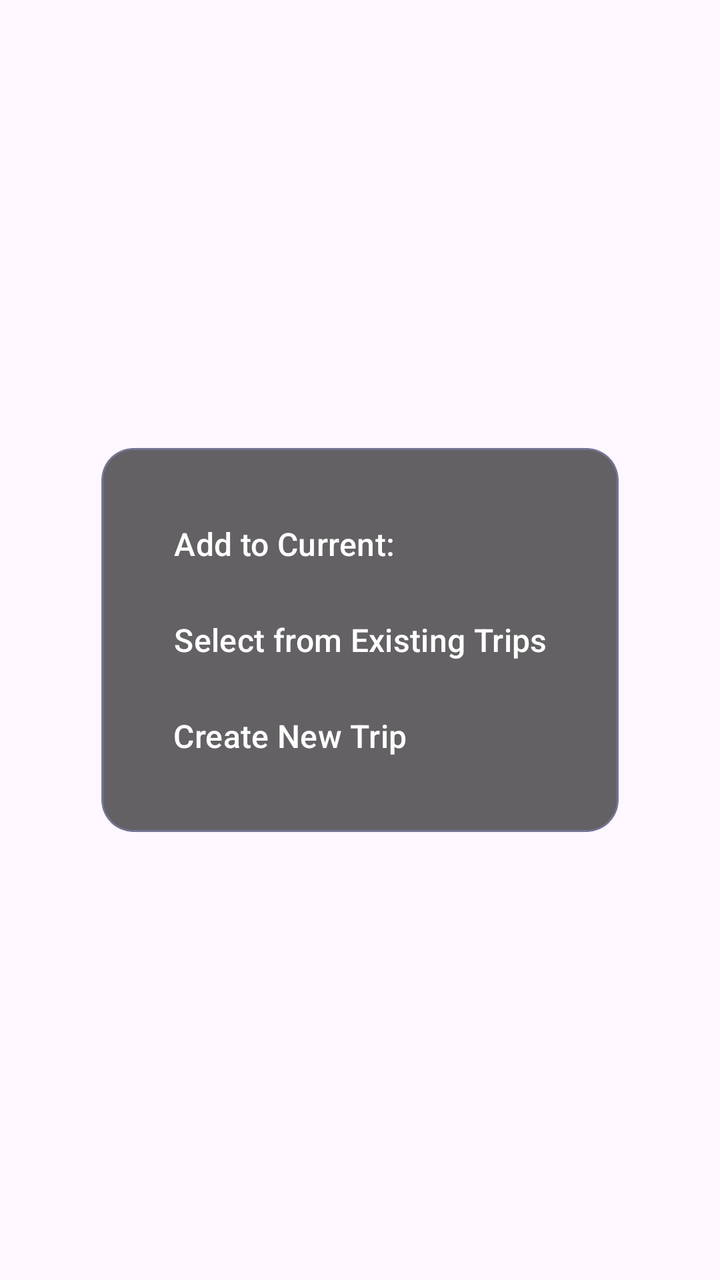
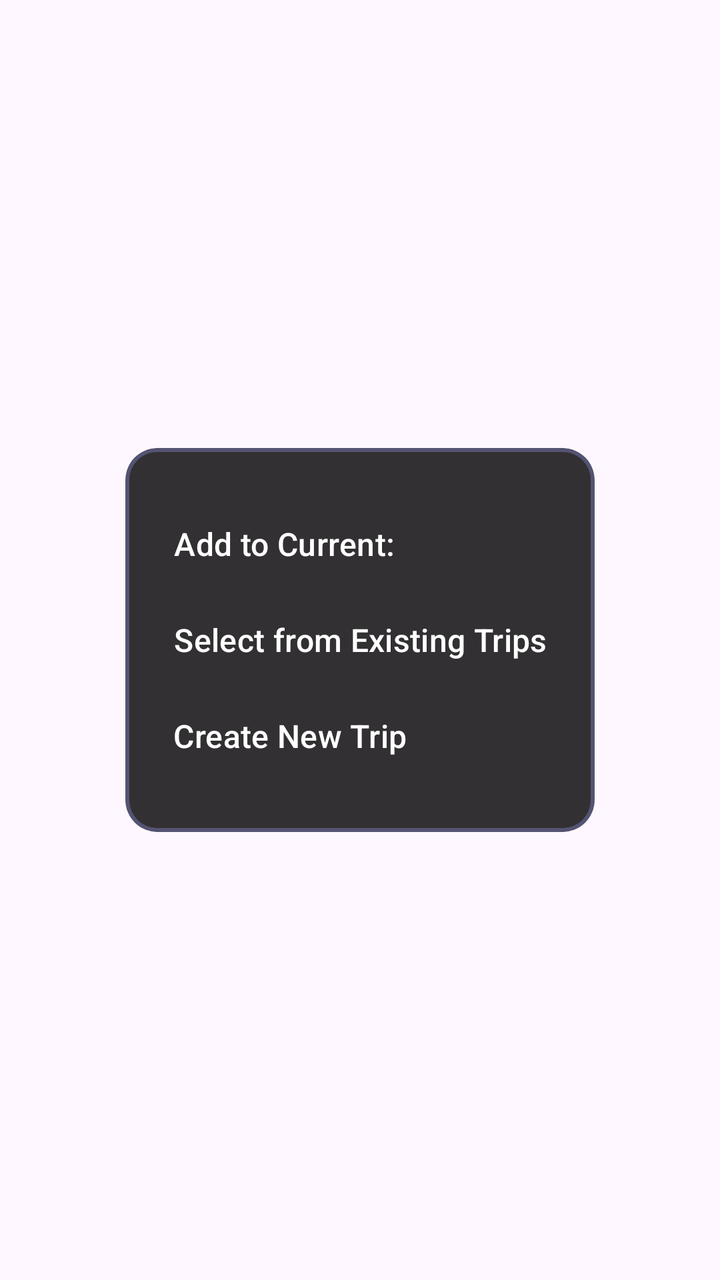

An Android layout rendered at two revisions. The XML below is the earlier revision; the diff shows what the commit changed to produce the second picture.
<!-- AndroidManifest.xml: application theme Theme.SpaceAdvisor -->
<!-- res/layout/container_add_to_trip_btns_dest_fragment.xml -->
<?xml version="1.0" encoding="utf-8"?>
<androidx.constraintlayout.widget.ConstraintLayout xmlns:android="http://schemas.android.com/apk/res/android"
    xmlns:app="http://schemas.android.com/apk/res-auto"
    android:layout_width="match_parent"
    android:layout_height="match_parent">

    <com.google.android.material.card.MaterialCardView
        android:id="@+id/post_settings_btn_container"
        android:layout_width="wrap_content"
        android:layout_height="wrap_content"
        app:cardBackgroundColor="@color/layout_background_transparent_black_60"
        app:cardCornerRadius="16dp"
        app:cardElevation="0dp"
        app:layout_constraintBottom_toBottomOf="parent"
        app:layout_constraintEnd_toEndOf="parent"
        app:layout_constraintStart_toStartOf="parent"
        app:layout_constraintTop_toTopOf="parent"
        app:strokeColor="@color/layout_stroke_secondary"
        app:strokeWidth="1dp">

        <LinearLayout
            android:layout_width="wrap_content"
            android:layout_height="wrap_content"
            android:orientation="vertical"
            android:paddingHorizontal="12dp"
            android:paddingVertical="24dp">

            <com.google.android.material.button.MaterialButton
                android:id="@+id/add__to_current_trip_btn_container"
                android:layout_width="wrap_content"
                android:layout_height="wrap_content"
                android:backgroundTint="@color/layout_background_transparent"
                android:text="Add to Current:"
                android:textColor="@color/text_primary"
                android:textSize="16sp" />

            <com.google.android.material.button.MaterialButton
                android:id="@+id/select_exist_trip_btn_container"
                android:layout_width="wrap_content"
                android:layout_height="wrap_content"
                android:backgroundTint="@color/layout_background_transparent"
                android:text="Select from Existing Trips"
                android:textColor="@color/text_primary"
                android:textSize="16sp" />

            <com.google.android.material.button.MaterialButton
                android:id="@+id/create_new_trip_btn_container"
                android:layout_width="wrap_content"
                android:layout_height="wrap_content"
                android:backgroundTint="@color/layout_background_transparent"
                android:text="Create New Trip"
                android:textColor="@color/text_primary"
                android:textSize="16sp" />

        </LinearLayout>

    </com.google.android.material.card.MaterialCardView>

</androidx.constraintlayout.widget.ConstraintLayout>
<!-- resources referenced by this layout -->
<resources>
  <color name="layout_background_transparent">@color/transparent</color>
  <color name="layout_background_transparent_black_60">@color/transparent_black_60</color>
  <color name="layout_stroke_secondary">@color/space_purple_faded</color>
  <color name="text_primary">@color/white</color>
  <style name="Theme.SpaceAdvisor" parent="Base.Theme.SpaceAdvisor" />
  <color name="transparent">#00000000</color>
  <color name="transparent_black_60">#9A000000</color>
  <color name="space_purple_faded">#50A0A0FF</color>
  <color name="white">#FFFFFFFF</color>
  <style name="Base.Theme.SpaceAdvisor" parent="Theme.Material3.DayNight.NoActionBar">
          
      </style>
</resources>

<!-- the commit's change to res/layout/container_add_to_trip_btns_dest_fragment.xml (unified diff, before → after) -->
@@ -5,18 +5,18 @@
     android:layout_height="match_parent">
 
     <com.google.android.material.card.MaterialCardView
-        android:id="@+id/post_settings_btn_container"
+        android:id="@+id/add_to_trip_btn_option_container"
         android:layout_width="wrap_content"
         android:layout_height="wrap_content"
-        app:cardBackgroundColor="@color/layout_background_transparent_black_60"
+        app:cardBackgroundColor="@color/transparent_black_80"
         app:cardCornerRadius="16dp"
         app:cardElevation="0dp"
         app:layout_constraintBottom_toBottomOf="parent"
         app:layout_constraintEnd_toEndOf="parent"
         app:layout_constraintStart_toStartOf="parent"
         app:layout_constraintTop_toTopOf="parent"
-        app:strokeColor="@color/layout_stroke_secondary"
-        app:strokeWidth="1dp">
+        app:strokeColor="?attr/customColorPrimaryFaded"
+        app:strokeWidth="2dp">
 
         <LinearLayout
             android:layout_width="wrap_content"
@@ -27,29 +27,29 @@
 
             <com.google.android.material.button.MaterialButton
                 android:id="@+id/add__to_current_trip_btn_container"
+                style="@style/Widget.Material3.Button.TextButton"
                 android:layout_width="wrap_content"
                 android:layout_height="wrap_content"
-                android:backgroundTint="@color/layout_background_transparent"
                 android:text="Add to Current:"
-                android:textColor="@color/text_primary"
+                android:textColor="@color/white"
                 android:textSize="16sp" />
 
             <com.google.android.material.button.MaterialButton
                 android:id="@+id/select_exist_trip_btn_container"
+                style="@style/Widget.Material3.Button.TextButton"
                 android:layout_width="wrap_content"
                 android:layout_height="wrap_content"
-                android:backgroundTint="@color/layout_background_transparent"
                 android:text="Select from Existing Trips"
-                android:textColor="@color/text_primary"
+                android:textColor="@color/white"
                 android:textSize="16sp" />
 
             <com.google.android.material.button.MaterialButton
                 android:id="@+id/create_new_trip_btn_container"
+                style="@style/Widget.Material3.Button.TextButton"
                 android:layout_width="wrap_content"
                 android:layout_height="wrap_content"
-                android:backgroundTint="@color/layout_background_transparent"
                 android:text="Create New Trip"
-                android:textColor="@color/text_primary"
+                android:textColor="@color/white"
                 android:textSize="16sp" />
 
         </LinearLayout>
<!-- resource entries referenced after the edit -->
@@ -1,16 +1,30 @@
 <!-- resources referenced by this layout -->
 <resources>
-  <color name="layout_background_transparent">@color/transparent</color>
-  <color name="layout_background_transparent_black_60">@color/transparent_black_60</color>
-  <color name="layout_stroke_secondary">@color/space_purple_faded</color>
-  <color name="text_primary">@color/white</color>
-  <style name="Theme.SpaceAdvisor" parent="Base.Theme.SpaceAdvisor" />
-  <color name="transparent">#00000000</color>
-  <color name="transparent_black_60">#9A000000</color>
+  <color name="transparent_black_80">#CD000000</color>
+  <style name="Theme.SpaceAdvisor" parent="Base.Theme.SpaceAdvisor">
+          <item name="colorPrimary">@color/primary</item>
+          <item name="customColorPrimary">@color/primary</item>
+          <item name="customColorPrimaryGlow">@color/primary_glow</item>
+          <item name="customColorPrimaryFaded">@color/primary_faded</item>
+          <item name="customColorPrimaryLight">@color/primary_light</item>
+          <item name="customColorPrimaryVariant">@color/primary_variant</item>
+          <item name="customColorPrimaryVariantFaded">@color/primary_variant_faded</item>
+      </style>
   <color name="space_purple_faded">#50A0A0FF</color>
+  <color name="space_purple_light">#A0A0FF</color>
+  <color name="space_pink">#AE52D4</color>
+  <color name="space_pink_faded">#20AE52D4</color>
   <color name="white">#FFFFFFFF</color>
   <style name="Base.Theme.SpaceAdvisor" parent="Theme.Material3.DayNight.NoActionBar">
-          
+          <item name="colorPrimary">@color/primary</item>
       </style>
+  <color name="primary">@color/space_purple</color>
+  <color name="primary_glow">@color/space_purple_glow</color>
+  <color name="primary_faded">@color/space_purple_faded</color>
+  <color name="primary_light">@color/space_purple_light</color>
+  <color name="primary_variant">@color/space_pink</color>
+  <color name="primary_variant_faded">@color/space_pink_faded</color>
+  <color name="space_purple">#575AD3</color>
+  <color name="space_purple_glow">#48575AD3</color>
 </resources>
 
